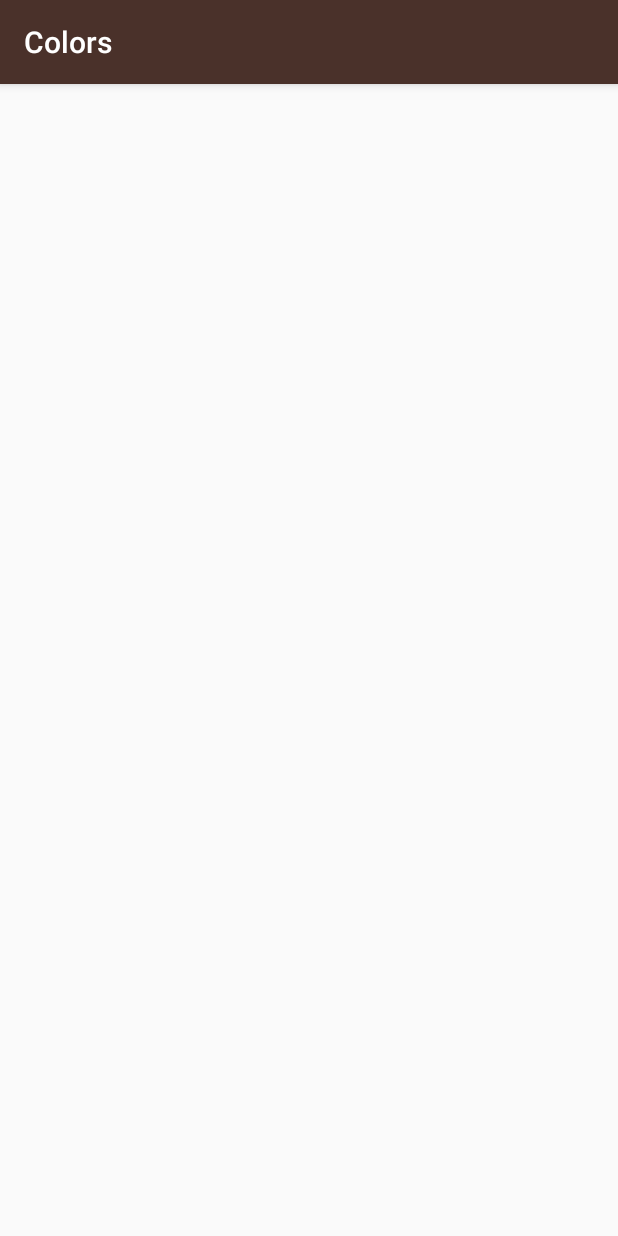
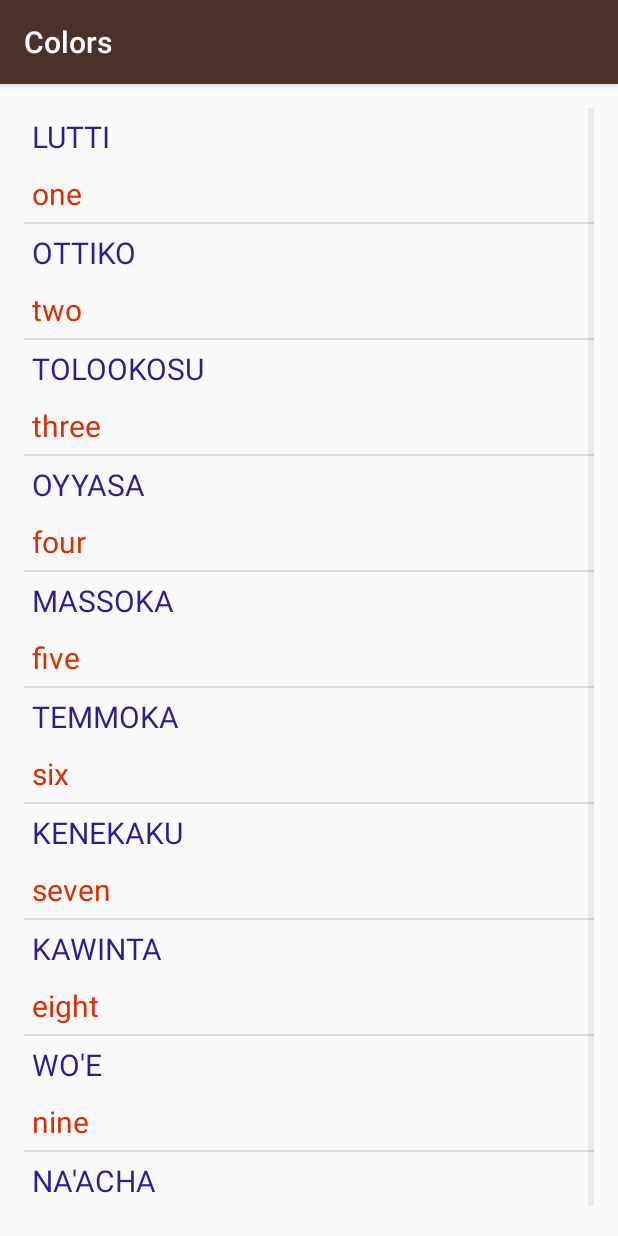
Before and after one commit to digitalfinesse/miwok, an Android app: the ColorsActivity screen opened directly, with no data from a screen before it, on a phone screen of 412 x 824 dp. Run offline under Robolectric (Android 15) with nearby library versions, the phone set to English and light mode, and no system bars.

Commit message:
delete some xml files and refactor .java

```diff
--- a/app/src/main/java/com/example/android/miwok/ColorsActivity.java
+++ b/app/src/main/java/com/example/android/miwok/ColorsActivity.java
@@ -2,12 +2,38 @@ package com.example.android.miwok;
 
 import android.support.v7.app.AppCompatActivity;
 import android.os.Bundle;
+import android.widget.ListView;
+
+import java.util.ArrayList;
 
 public class ColorsActivity extends AppCompatActivity {
 
     @Override
     protected void onCreate(Bundle savedInstanceState) {
         super.onCreate(savedInstanceState);
-        setContentView(R.layout.activity_colors);
+
+        setContentView(R.layout.word_list);
+
+        ArrayList<Word> words = new ArrayList<Word>();
+
+        words.add(new Word("one", "lutti"));
+        words.add(new Word("two", "ottiko"));
+        words.add(new Word("three", "tolookosu"));
+        words.add(new Word("four", "oyyasa"));
+        words.add(new Word("five", "massoka"));
+        words.add(new Word("six", "temmoka"));
+        words.add(new Word("seven", "kenekaku"));
+        words.add(new Word("eight", "kawinta"));
+        words.add(new Word("nine", "wo'e"));
+        words.add(new Word("ten", "na'acha"));
+
+        WordAdapter adapter = new WordAdapter(this, words);
+
+        ListView listView = (ListView) findViewById(R.id.list_item);
+
+        listView.setAdapter(adapter);
+
+
+
     }
 }
--- a/app/src/main/res/layout/activity_colors.xml
+++ /dev/null
@@ -1,9 +0,0 @@
-<?xml version="1.0" encoding="utf-8"?>
-<android.support.constraint.ConstraintLayout xmlns:android="http://schemas.android.com/apk/res/android"
-    xmlns:app="http://schemas.android.com/apk/res-auto"
-    xmlns:tools="http://schemas.android.com/tools"
-    android:layout_width="match_parent"
-    android:layout_height="match_parent"
-    tools:context="com.example.android.miwok.ColorsActivity">
-
-</android.support.constraint.ConstraintLayout>
```
Also changed, not shown: app/src/main/java/com/example/android/miwok/FamilyActivity.java (+27 -1 lines), app/src/main/java/com/example/android/miwok/NumbersActivity.java (+1 -9 lines), app/src/main/java/com/example/android/miwok/PhrasesActivity.java (+27 -1 lines), app/src/main/res/layout/activity_family.xml (deleted, +0 -9 lines), app/src/main/res/layout/activity_phrases.xml (deleted, +0 -9 lines), app/src/main/res/layout/word_list.xml (renamed from app/src/main/res/layout/activity_numbers.xml).
